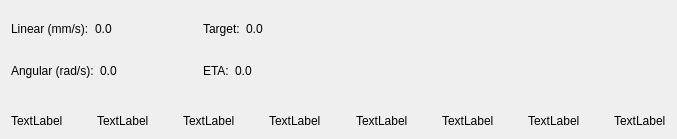
First picture: the form in ui/navi_state.ui, repository xinjuezou-whi/whi_rviz_plugins, before the edit.
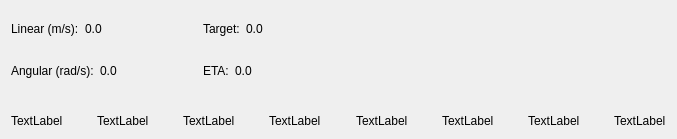
Second picture: the form after the edit.

Commit message: fix unit of linear velocity

Diff of the .ui file:
```diff
--- a/ui/navi_state.ui
+++ b/ui/navi_state.ui
@@ -25,7 +25,7 @@
            <item>
             <widget class="QLabel" name="label">
              <property name="text">
-              <string>Linear (mm/s):</string>
+              <string>Linear (m/s):</string>
              </property>
             </widget>
            </item>
```
